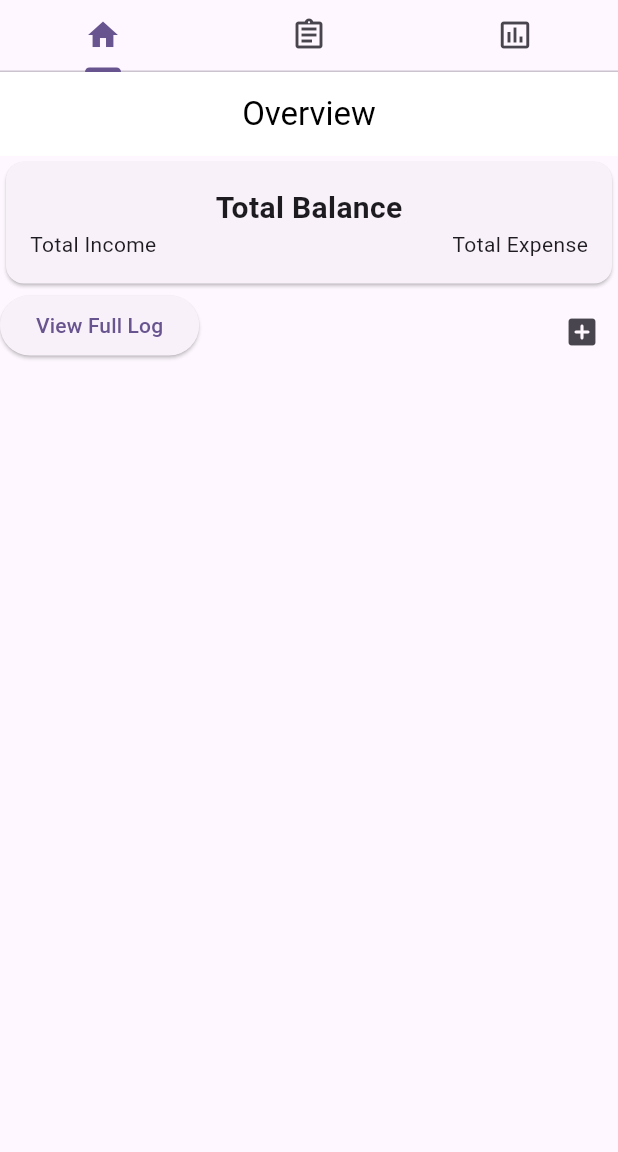
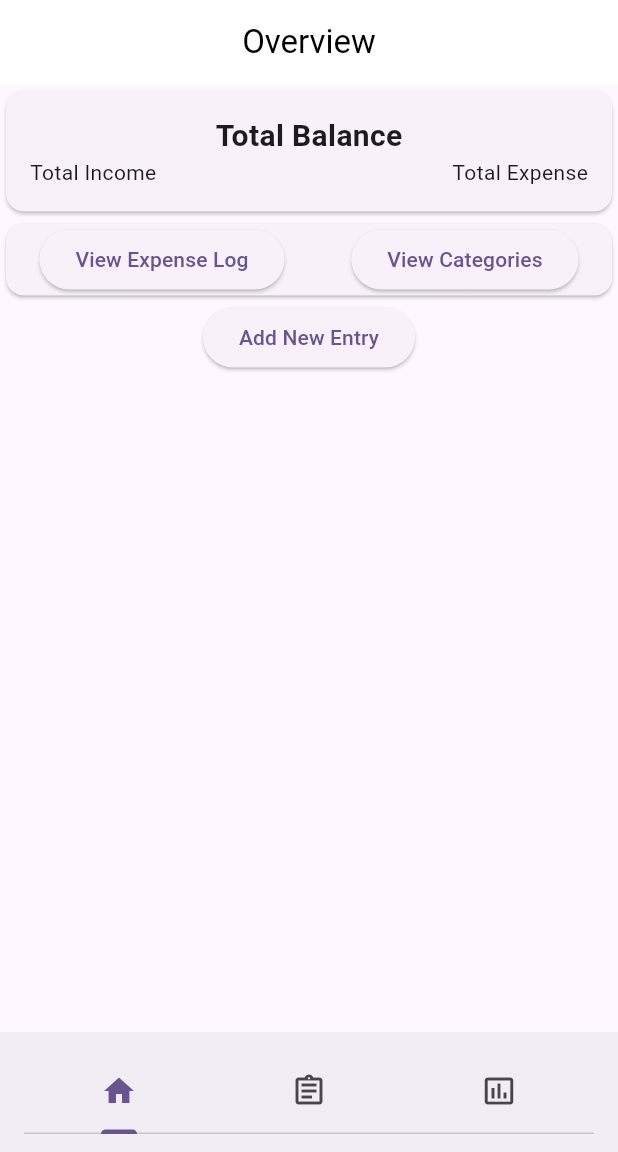
Before and after one commit to SlowpokeBloke/Flutter_ExpenseTracker, a Flutter app: the screen it shows after launch, on a phone screen of 412 x 824 dp, the part 84-1236 px from its top. Run offline on Flutter 3.47's test engine with Material 3 defaults, Android fonts, the phone set to English and light mode, and no system bars; our stand-ins replace flutter_form_builder, form_builder_validators, pie_chart, shared_preferences, sqflite; accounts and stored records are empty.

Commit message:
moved tabs to bottom of screen moved buttons for expense view, categories, add exp to appbar fixed leading profile button to properly navigate screens

```diff
--- a/expense_tracker/lib/main.dart
+++ b/expense_tracker/lib/main.dart
@@ -31,16 +31,21 @@ class MyApp extends StatelessWidget {
         length: 3,
         child: Scaffold(
           appBar: AppBar(
-            leading: IconButton(onPressed:() => {}, icon: const Icon(Icons.person),),  //onpressed: navigates to profile page
+            //leading: IconButton(onPressed:() => {}, icon: const Icon(Icons.person),),  //onpressed: navigates to profile page
+            leading: Builder(
+              builder: (BuildContext context) {
+                return IconButton(onPressed:() => {Navigator.push(context, MaterialPageRoute(builder: (context) => Profile()))}, icon: const Icon(Icons.person),);
+              },
+            ),
             title: const Text('Expense Tracker'),
             centerTitle: true,
-            bottom: const TabBar( //consider swapping to bottom edge of screen
-              tabs: [
-                Tab(icon: Icon(Icons.home)),
-                Tab(icon: Icon(Icons.assignment_outlined)),
-                Tab(icon: Icon(Icons.insert_chart_outlined)),
-              ],
-            ),
+            // bottom: const TabBar( //consider swapping to bottom edge of screen
+            //   tabs: [
+            //     Tab(icon: Icon(Icons.home)),
+            //     Tab(icon: Icon(Icons.assignment_outlined)),
+            //     Tab(icon: Icon(Icons.insert_chart_outlined)),
+            //   ],
+            // ),
           ),
           body: const TabBarView(
             children: [
@@ -50,6 +55,15 @@ class MyApp extends StatelessWidget {
               Reports(),
             ]
           ),
+          bottomNavigationBar: const BottomAppBar(child:
+            TabBar( //consider swapping to bottom edge of screen
+              tabs: [
+                Tab(icon: Icon(Icons.home)),
+                Tab(icon: Icon(Icons.assignment_outlined)),
+                Tab(icon: Icon(Icons.insert_chart_outlined)),
+              ],
+            ),
+          ),
         ),
       ),
     );
--- a/expense_tracker/lib/screens/home.dart
+++ b/expense_tracker/lib/screens/home.dart
@@ -1,3 +1,4 @@
+import 'package:expense_tracker/screens/forms/edit_categories.dart';
 import 'package:flutter/material.dart';
 import './expense_view.dart';
 import './forms/expense_entry.dart';
@@ -14,8 +15,7 @@ class HomeScreen extends StatelessWidget {
         foregroundColor: Colors.black,
         centerTitle: true,
       ),
-      //need box with centered balance + income on left bottom, expense on right bottom
-      //expense preview list below as appbar, new expense in actions, list in flex space
+            //expense preview list below as appbar, new expense in actions, list in flex space
       body: Column( //encompasses all home content
         children: [
           //overview section
@@ -44,8 +44,22 @@ class HomeScreen extends StatelessWidget {
           //expense log section
           AppBar(
             //title: const Text('Expense Log'),
-            actions: [IconButton(onPressed: () => {Navigator.push(context, MaterialPageRoute(builder: (context) =>   ExpenseForm()))}, tooltip: 'Add New Entry', icon: const Icon(Icons.add_box_rounded))],
-            flexibleSpace: ElevatedButton(onPressed: () => {Navigator.push(context, MaterialPageRoute(builder: (context) => MyExpensesWidget()))}, child: const Text('View Full Log')), //display expense log list preview (limit to 3?); expand on tap (to expense log page?)
+            //actions: [IconButton(onPressed: () => {Navigator.push(context, MaterialPageRoute(builder: (context) =>   ExpenseForm()))}, tooltip: 'Add New Entry', icon: const Icon(Icons.add_box_rounded))],
+            flexibleSpace: Column(
+              mainAxisSize: MainAxisSize.min,
+              children:[
+                Card(  //display expense log list preview (limit to 3?); expand on tap (to expense log page?)
+                  child: Row(
+                    mainAxisAlignment: MainAxisAlignment.spaceAround,
+                    children:[
+                      ElevatedButton(onPressed: () => {Navigator.push(context, MaterialPageRoute(builder: (context) => MyExpensesWidget()))}, child: const Text('View Expense Log')),
+                      ElevatedButton(onPressed: () => {Navigator.push(context, MaterialPageRoute(builder: (context) => CategoryForm()))}, child: const Text('View Categories')),
+                    ]
+                  ),
+                ),
+                ElevatedButton(onPressed: () => {Navigator.push(context, MaterialPageRoute(builder: (context) =>   ExpenseForm()))}, child: const Text('Add New Entry'),)
+              ],
+            ),
           ),
         ],
       ),
```
